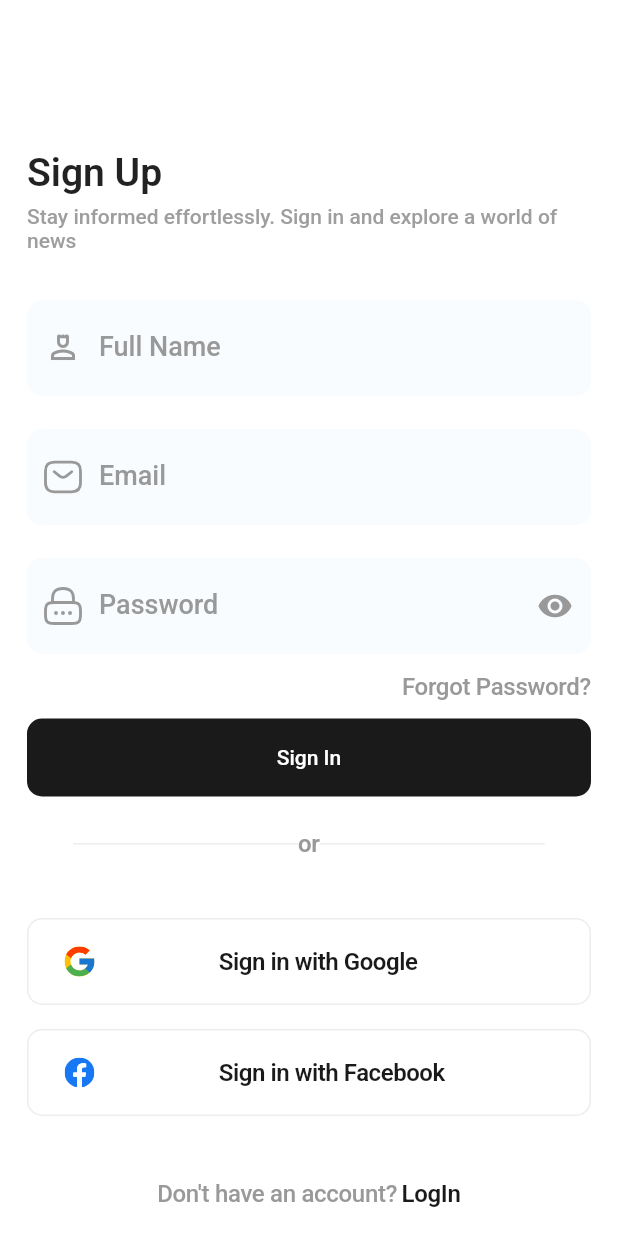
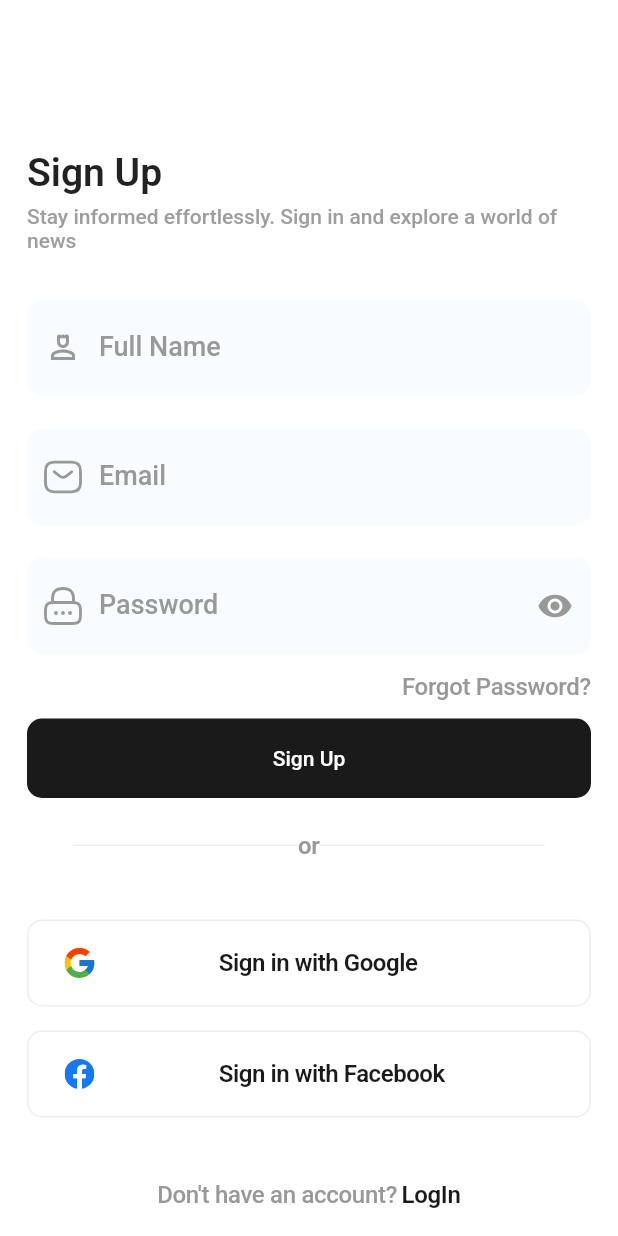
Before and after one commit to GoodnewsXO/newnow, a Flutter app: the SignUp screen opened by its route, on a phone screen of 412 x 824 dp. Run offline on Flutter 3.47's test engine with Material 3 defaults, Android fonts, the phone set to English and light mode, and no system bars; our stand-ins replace flutter_svg, supabase_flutter; accounts and stored records are empty; Roboto replaces fonts that are missing (SourceSansPro).

Commit message:
2nd update

```diff
--- /dev/null
+++ b/lib/components/button.dart
@@ -0,0 +1,43 @@
+import 'package:flutter/material.dart';
+
+class Button extends StatelessWidget {
+  final String text;
+  final Color textColor;
+  final double width;
+  final double height;
+  final Color buttonColor;
+
+  // Constructor to accept parameters for customization
+  const Button({
+    super.key,
+    required this.text,
+    required this.textColor,
+    required this.width,
+    this.height = 53.0,
+    required this.buttonColor,
+  });
+
+  @override
+  Widget build(BuildContext context) {
+    return Container(
+      width: width,
+      height: height,
+      decoration: BoxDecoration(
+        color: buttonColor, // Use the predefined color
+        borderRadius: BorderRadius.circular(10.0),
+      ),
+      child: Padding(
+        padding: const EdgeInsets.symmetric(vertical: 18.0),
+        child: Center(
+          child: Text(
+            text,
+            style: TextStyle(
+              color: textColor, // Dynamic text color
+              fontFamily: 'Roboto', // Fixed font
+            ),
+          ),
+        ),
+      ),
+    );
+  }
+}
--- a/lib/main.dart
+++ b/lib/main.dart
@@ -1,6 +1,7 @@
 import 'package:flutter/material.dart';
 import 'package:newnow/views/AuthPages/log_In.dart';
 import 'package:newnow/views/AuthPages/sign_up.dart';
+import 'package:newnow/views/home_page.dart';
 import 'package:supabase_flutter/supabase_flutter.dart';
 
 void main() async {
@@ -29,6 +30,7 @@ class MyApp extends StatelessWidget {
       routes: {
         '/SignUp': (context) => SignUp(),
         '/LogIn': (context) => LogIn(),
+        '/HomePage': (context) => HomePage(),
       },
     );
   }
--- a/lib/views/AuthPages/sign_up.dart
+++ b/lib/views/AuthPages/sign_up.dart
@@ -1,5 +1,6 @@
 import 'package:flutter/material.dart';
 import 'package:flutter_svg/svg.dart';
+import 'package:newnow/components/button.dart';
 import 'package:newnow/utils/constants.dart';
 
 class SignUp extends StatelessWidget {
@@ -140,20 +141,15 @@ class SignUp extends StatelessWidget {
               ],
             ),
             SizedBox(height: 12),
-            Container(
-              decoration: BoxDecoration(
-                  color: kHeadingColor,
-                  borderRadius: BorderRadius.circular(10.0)),
-              child: Padding(
-                padding: const EdgeInsets.symmetric(vertical: 18.0),
-                child: Center(
-                    child: Text(
-                  'Sign In',
-                  style: TextStyle(
-                    color: Colors.white,
-                    fontFamily: 'Roboto',
-                  ),
-                )),
+            InkWell(
+              onTap: () {
+                Navigator.pushNamed(context, '/HomePage');
+              },
+              child: Button(
+                text: 'Sign Up',
+                textColor: Colors.white,
+                width: double.infinity,
+                buttonColor: kHeadingColor,
               ),
             ),
             SizedBox(height: 22),
```
Also changed, not shown: lib/controllers/auth_controller.dart (added, +9 -0 lines), lib/models/user.dart (added, +15 -0 lines), lib/services/auth_service.dart (added, +34 -0 lines), lib/views/home_page.dart (added, +20 -0 lines), assets/icons/Notification.svg, assets/icons/left-menu.svg (added), 2 other files.
